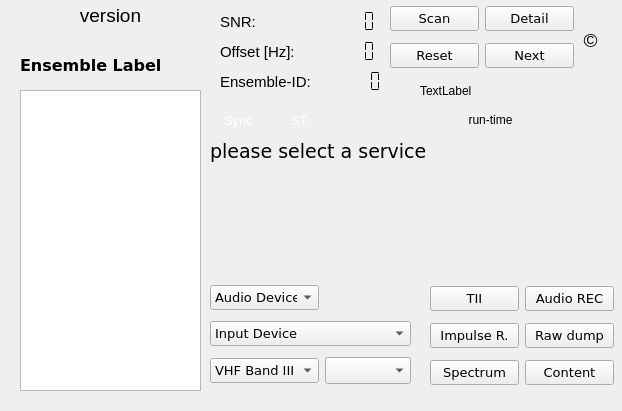
The window that forms/dabradio.ui (JvanKatwijk/qt-dab) describes before a commit, drawn with Qt 5.
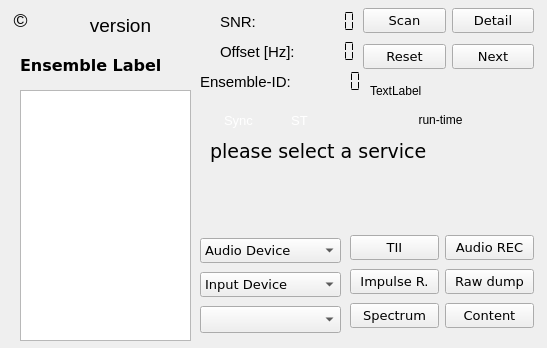
The same window after the commit.

```diff
--- a/forms/dabradio.ui
+++ b/forms/dabradio.ui
@@ -6,8 +6,8 @@
    <rect>
     <x>0</x>
     <y>0</y>
-    <width>622</width>
-    <height>411</height>
+    <width>547</width>
+    <height>348</height>
    </rect>
   </property>
   <property name="windowTitle">
@@ -18,8 +18,8 @@
     <rect>
      <x>20</x>
      <y>90</y>
-     <width>181</width>
-     <height>301</height>
+     <width>171</width>
+     <height>251</height>
     </rect>
    </property>
    <property name="font">
@@ -190,8 +190,8 @@
   <widget class="QLabel" name="versionName">
    <property name="geometry">
     <rect>
-     <x>20</x>
-     <y>0</y>
+     <x>30</x>
+     <y>10</y>
      <width>181</width>
      <height>31</height>
     </rect>
@@ -214,8 +214,8 @@
   <widget class="QLabel" name="label">
    <property name="geometry">
     <rect>
-     <x>580</x>
-     <y>30</y>
+     <x>10</x>
+     <y>10</y>
      <width>21</width>
      <height>20</height>
     </rect>
@@ -238,9 +238,9 @@
   <widget class="QLabel" name="timeDisplay">
    <property name="geometry">
     <rect>
-     <x>390</x>
+     <x>360</x>
      <y>110</y>
-     <width>201</width>
+     <width>161</width>
      <height>20</height>
     </rect>
    </property>
@@ -257,7 +257,7 @@
   <widget class="QLCDNumber" name="ensembleId">
    <property name="geometry">
     <rect>
-     <x>310</x>
+     <x>290</x>
      <y>70</y>
      <width>81</width>
      <height>23</height>
@@ -287,7 +287,7 @@
   <widget class="QLabel" name="label_5">
    <property name="geometry">
     <rect>
-     <x>220</x>
+     <x>200</x>
      <y>70</y>
      <width>100</width>
      <height>23</height>
@@ -323,7 +323,7 @@
   <widget class="QLCDNumber" name="correctorDisplay">
    <property name="geometry">
     <rect>
-     <x>300</x>
+     <x>280</x>
      <y>40</y>
      <width>90</width>
      <height>23</height>
@@ -368,7 +368,7 @@
   <widget class="QLCDNumber" name="snrDisplay">
    <property name="geometry">
     <rect>
-     <x>300</x>
+     <x>280</x>
      <y>10</y>
      <width>90</width>
      <height>23</height>
@@ -399,7 +399,7 @@
      <x>210</x>
      <y>170</y>
      <width>381</width>
-     <height>91</height>
+     <height>61</height>
     </rect>
    </property>
    <property name="font">
@@ -474,10 +474,10 @@
   <widget class="QWidget" name="layoutWidget">
    <property name="geometry">
     <rect>
-     <x>430</x>
-     <y>280</y>
+     <x>350</x>
+     <y>232</y>
      <width>184</width>
-     <height>113</height>
+     <height>101</height>
     </rect>
    </property>
    <layout class="QGridLayout" name="gridLayout_2">
@@ -579,14 +579,32 @@
   <widget class="QWidget" name="layoutWidget">
    <property name="geometry">
     <rect>
-     <x>210</x>
-     <y>280</y>
-     <width>201</width>
-     <height>111</height>
+     <x>200</x>
+     <y>235</y>
+     <width>141</width>
+     <height>101</height>
     </rect>
    </property>
    <layout class="QGridLayout" name="gridLayout_3">
-    <item row="2" column="0" colspan="2">
+    <item row="1" column="0">
+     <widget class="QComboBox" name="streamoutSelector">
+      <property name="font">
+       <font>
+        <family>DejaVu Sans</family>
+        <pointsize>10</pointsize>
+       </font>
+      </property>
+      <property name="toolTip">
+       <string>&lt;html&gt;&lt;head/&gt;&lt;body&gt;&lt;p&gt;Select a device (channel) for the audio output. On program start up a default is chosen.&lt;/p&gt;&lt;/body&gt;&lt;/html&gt;</string>
+      </property>
+      <item>
+       <property name="text">
+        <string>Audio Device</string>
+       </property>
+      </item>
+     </widget>
+    </item>
+    <item row="2" column="0">
      <widget class="QComboBox" name="deviceSelector">
       <property name="font">
        <font>
@@ -620,29 +638,6 @@
      </widget>
     </item>
     <item row="3" column="0">
-     <widget class="QComboBox" name="bandSelector">
-      <property name="font">
-       <font>
-        <family>DejaVu Sans</family>
-        <pointsize>10</pointsize>
-       </font>
-      </property>
-      <property name="toolTip">
-       <string>&lt;html&gt;&lt;head/&gt;&lt;body&gt;&lt;p&gt;Select a DAB band.&lt;/p&gt;&lt;p&gt;The default is VHF Band III (174–230 MHz).&lt;/p&gt;&lt;p&gt;Alternatively, the L Band may be selected (1452 bis 1492 MHz, but only used in very few countries like Czech Republic).&lt;/p&gt;&lt;/body&gt;&lt;/html&gt;</string>
-      </property>
-      <item>
-       <property name="text">
-        <string>VHF Band III</string>
-       </property>
-      </item>
-      <item>
-       <property name="text">
-        <string>L Band</string>
-       </property>
-      </item>
-     </widget>
-    </item>
-    <item row="3" column="1">
      <widget class="QComboBox" name="channelSelector">
       <property name="font">
        <font>
@@ -654,33 +649,15 @@
       </property>
      </widget>
     </item>
-    <item row="1" column="0">
-     <widget class="QComboBox" name="streamoutSelector">
-      <property name="font">
-       <font>
-        <family>DejaVu Sans</family>
-        <pointsize>10</pointsize>
-       </font>
-      </property>
-      <property name="toolTip">
-       <string>&lt;html&gt;&lt;head/&gt;&lt;body&gt;&lt;p&gt;Select a device (channel) for the audio output. On program start up a default is chosen.&lt;/p&gt;&lt;/body&gt;&lt;/html&gt;</string>
-      </property>
-      <item>
-       <property name="text">
-        <string>Audio Device</string>
-       </property>
-      </item>
-     </widget>
-    </item>
    </layout>
   </widget>
   <widget class="QWidget" name="layoutWidget">
    <property name="geometry">
     <rect>
-     <x>390</x>
-     <y>0</y>
-     <width>184</width>
-     <height>74</height>
+     <x>363</x>
+     <y>3</y>
+     <width>171</width>
+     <height>71</height>
     </rect>
    </property>
    <layout class="QGridLayout" name="gridLayout_4">
@@ -753,7 +730,7 @@
   <widget class="QLabel" name="localTimeDisplay">
    <property name="geometry">
     <rect>
-     <x>420</x>
+     <x>370</x>
      <y>80</y>
      <width>191</width>
      <height>21</height>
```
